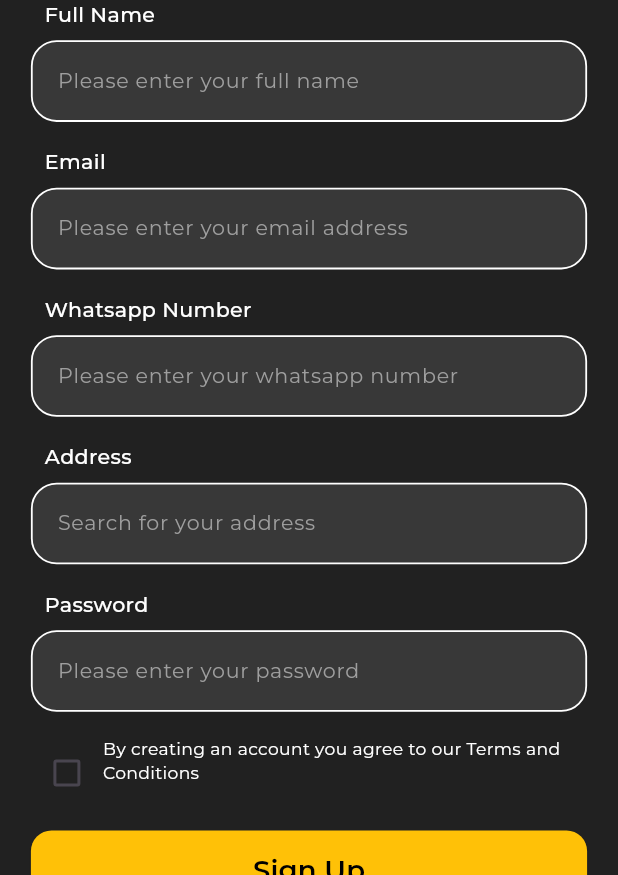
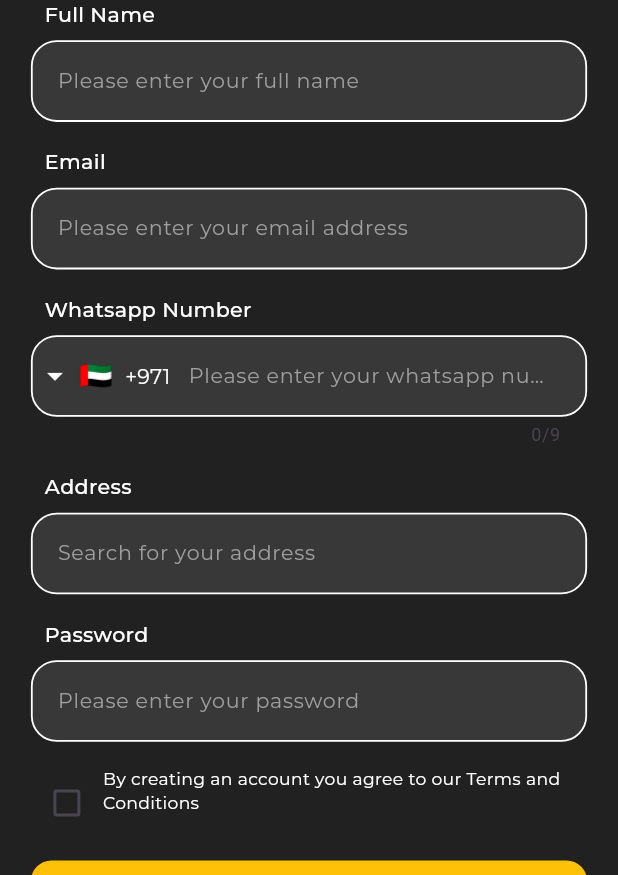
Before and after one commit to Ebadzmn/car_parts_app, a Flutter app: the SignupPage screen opened by its route, on a phone screen of 412 x 824 dp, the part 361-1236 px from its top. Run offline on Flutter 3.47's test engine with Material 3 defaults, Android fonts, the phone set to English and light mode, and no system bars; drawn by our look-alikes of intl_phone_field; our stand-ins replace bloc, carousel_slider, dartz, dio, dotted_border, equatable and 16 more; accounts and stored records are empty; network calls fail.

Commit message:
feat: implement CustomPhoneField using intl_phone_field and integrate into signup and profile update flows

```diff
--- /dev/null
+++ b/lib/core/coreWidget/custom_phone_field.dart
@@ -0,0 +1,96 @@
+import 'package:flutter/material.dart';
+import 'package:flutter_screenutil/flutter_screenutil.dart';
+import 'package:google_fonts/google_fonts.dart';
+import 'package:intl_phone_field/intl_phone_field.dart';
+import 'package:intl_phone_field/phone_number.dart';
+
+class CustomPhoneField extends StatelessWidget {
+  final String label;
+  final String hintText;
+  final TextEditingController? controller;
+  final Function(PhoneNumber)? onChanged;
+
+  const CustomPhoneField({
+    super.key,
+    required this.label,
+    required this.hintText,
+    this.controller,
+    this.onChanged,
+  });
+
+  @override
+  Widget build(BuildContext context) {
+    return Padding(
+      padding: EdgeInsets.only(bottom: 14.h),
+      child: Column(
+        crossAxisAlignment: CrossAxisAlignment.start,
+        children: [
+          /// Label Text
+          Padding(
+            padding: EdgeInsets.only(left: 8.w, bottom: 6.h),
+            child: Text(
+              label,
+              style: GoogleFonts.montserrat(
+                textStyle: TextStyle(
+                  fontSize: 12.sp,
+                  color: Colors.white,
+                  fontWeight: FontWeight.w500,
+                ),
+              ),
+            ),
+          ),
+
+          /// IntlPhoneField
+          IntlPhoneField(
+            controller: controller,
+            dropdownTextStyle: GoogleFonts.montserrat(
+              fontSize: 12.sp,
+              color: Colors.white,
+            ),
+            style: GoogleFonts.montserrat(fontSize: 12.sp, color: Colors.white),
+            dropdownIcon: const Icon(
+              Icons.arrow_drop_down,
+              color: Colors.white,
+            ),
+            initialCountryCode: 'AE',
+            decoration: InputDecoration(
+              hintText: hintText,
+              hintStyle: GoogleFonts.montserrat(
+                fontSize: 12.sp,
+                fontWeight: FontWeight.w400,
+                color: Colors.grey,
+              ),
+              filled: true,
+              fillColor: const Color(0xFF383838),
+
+              /// Responsive padding
+              contentPadding: EdgeInsets.symmetric(
+                vertical: 14.h,
+                horizontal: 12.w,
+              ),
+
+              /// Border styles
+              enabledBorder: OutlineInputBorder(
+                borderRadius: BorderRadius.circular(15.r),
+                borderSide: const BorderSide(color: Colors.white, width: 1.2),
+              ),
+              focusedBorder: OutlineInputBorder(
+                borderRadius: BorderRadius.circular(15.r),
+                borderSide: const BorderSide(color: Colors.white, width: 1.8),
+              ),
+              errorBorder: OutlineInputBorder(
+                borderRadius: BorderRadius.circular(15.r),
+                borderSide: const BorderSide(color: Colors.red, width: 1.2),
+              ),
+              focusedErrorBorder: OutlineInputBorder(
+                borderRadius: BorderRadius.circular(15.r),
+                borderSide: const BorderSide(color: Colors.red, width: 1.8),
+              ),
+            ),
+            onChanged: onChanged,
+          ),
+        ],
+      ),
+    );
+  }
+}
--- a/lib/presentation/auth/pages/signup_page.dart
+++ b/lib/presentation/auth/pages/signup_page.dart
@@ -2,6 +2,7 @@ import 'package:car_parts_app/core/appRoutes/app_routes.dart';
 import 'package:car_parts_app/core/config/assets_path.dart';
 import 'package:car_parts_app/core/coreWidget/address_autocomplete_field.dart';
 import 'package:car_parts_app/core/coreWidget/custom_text_widget.dart';
+import 'package:car_parts_app/core/coreWidget/custom_phone_field.dart';
 import 'package:car_parts_app/data/model/auth/sign_up_model.dart';
 import 'package:car_parts_app/presentation/auth/bloc/auth_bloc.dart';
 import 'package:flutter/gestures.dart';
@@ -24,6 +25,7 @@ class SignupPage extends StatelessWidget {
   final passwordController = TextEditingController();
   final addressController = TextEditingController();
   final ValueNotifier<bool> isChecked = ValueNotifier(false);
+  final ValueNotifier<String> completeContactNumber = ValueNotifier('');
 
   // Address-related state
   final ValueNotifier<String> selectedAddress = ValueNotifier('');
@@ -45,7 +47,7 @@ class SignupPage extends StatelessWidget {
     final model = SignupModel(
       name: fullNameController.text.trim(),
       email: emailController.text.trim(),
-      contact: contactController.text.trim(),
+      contact: completeContactNumber.value.isEmpty ? contactController.text.trim() : completeContactNumber.value,
       password: passwordController.text,
       address: addressController.text.trim(),
       lat: selectedLat.value,
@@ -120,10 +122,13 @@ class SignupPage extends StatelessWidget {
                 ),
 
                 // Contact Number (Optional)
-                CustomTextField(
+                CustomPhoneField(
                   controller: contactController,
                   label: 'Whatsapp Number',
                   hintText: 'Please enter your whatsapp number',
+                  onChanged: (phone) {
+                    completeContactNumber.value = phone.completeNumber;
+                  },
                 ),
 
                 // Address with Autocomplete
--- a/lib/presentation/userProfile/controllers/change_basic_info_controller.dart
+++ b/lib/presentation/userProfile/controllers/change_basic_info_controller.dart
@@ -15,6 +15,7 @@ class ChangeBasicInfoController extends GetxController {
   final fullNameController = TextEditingController();
   final addressController = TextEditingController();
   final whatsappController = TextEditingController();
+  final RxString completeWhatsappNumber = ''.obs;
 
   final RxDouble selectedLat = 0.0.obs;
   final RxDouble selectedLng = 0.0.obs;
@@ -61,6 +62,7 @@ class ChangeBasicInfoController extends GetxController {
 
         fullNameController.text = data['name'] ?? '';
         whatsappController.text = data['whatsappNumber']?.toString() ?? '';
+        completeWhatsappNumber.value = data['whatsappNumber']?.toString() ?? '';
         currentImageUrl.value = data['image']?.toString() ?? data['profilePicture']?.toString() ?? '';
 
         String address = data['address'] ?? '';
@@ -95,7 +97,9 @@ class ChangeBasicInfoController extends GetxController {
 
   Future<void> updateUserProfile(BuildContext context) async {
     final name = fullNameController.text.trim();
-    final whatsappNumber = whatsappController.text.trim();
+    final whatsappNumber = completeWhatsappNumber.value.isNotEmpty
+        ? completeWhatsappNumber.value
+        : whatsappController.text.trim();
     final address = addressController.text.trim();
 
     void showMessage(String title, String message, Color backgroundColor) {
--- a/lib/presentation/userProfile/pages/change_basic_info.dart
+++ b/lib/presentation/userProfile/pages/change_basic_info.dart
@@ -1,5 +1,6 @@
 import 'package:car_parts_app/core/coreWidget/address_autocomplete_field.dart';
 import 'package:car_parts_app/core/coreWidget/custom_text_widget.dart';
+import 'package:car_parts_app/core/coreWidget/custom_phone_field.dart';
 import 'package:car_parts_app/presentation/userProfile/controllers/change_basic_info_controller.dart';
 import 'package:flutter/material.dart';
 import 'package:flutter_screenutil/flutter_screenutil.dart';
@@ -169,10 +170,13 @@ class ChangeBasicInfo extends StatelessWidget {
                               },
                             ),
                             SizedBox(height: 12.h),
-                            CustomTextField(
+                            CustomPhoneField(
                               label: 'WhatsApp Number',
                               hintText: 'Enter your WhatsApp Number',
                               controller: controller.whatsappController,
+                              onChanged: (phone) {
+                                controller.completeWhatsappNumber.value = phone.completeNumber;
+                              },
                             ),
                             SizedBox(height: 36.h),
                             Container(
--- a/pubspec.yaml
+++ b/pubspec.yaml
@@ -61,6 +61,7 @@ dependencies:
   flutter_widget_from_html: ^0.17.2
   flutter_image_compress: ^2.4.0
   path_provider: ^2.1.3
+  intl_phone_field: 3.1.0
 
 
 dev_dependencies:
```
Also changed, not shown: pubspec.lock.
